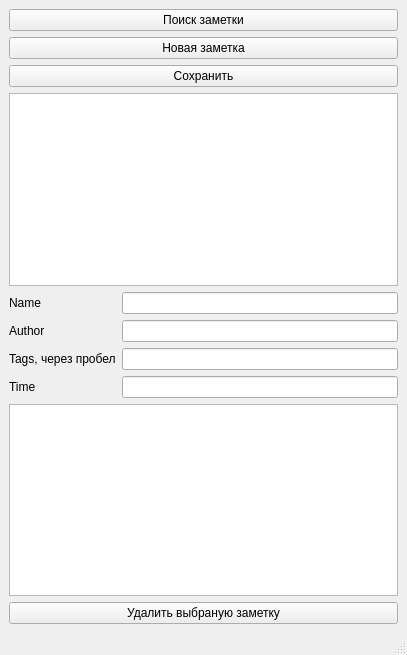
Qt form mainwindow.ui (zotic1001/QTNotePad) before a commit.
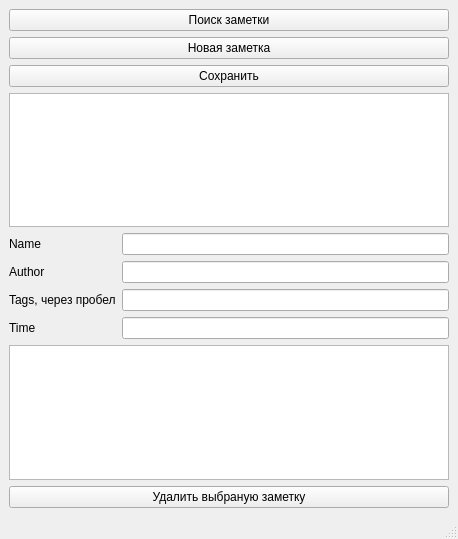
The same form after that commit.

Patch:
```diff
--- a/mainwindow.ui
+++ b/mainwindow.ui
@@ -6,8 +6,8 @@
    <rect>
     <x>0</x>
     <y>0</y>
-    <width>407</width>
-    <height>655</height>
+    <width>458</width>
+    <height>539</height>
    </rect>
   </property>
   <property name="windowTitle">
```
Left out of the diff: 10 changed lines with no effect on the pictures.
